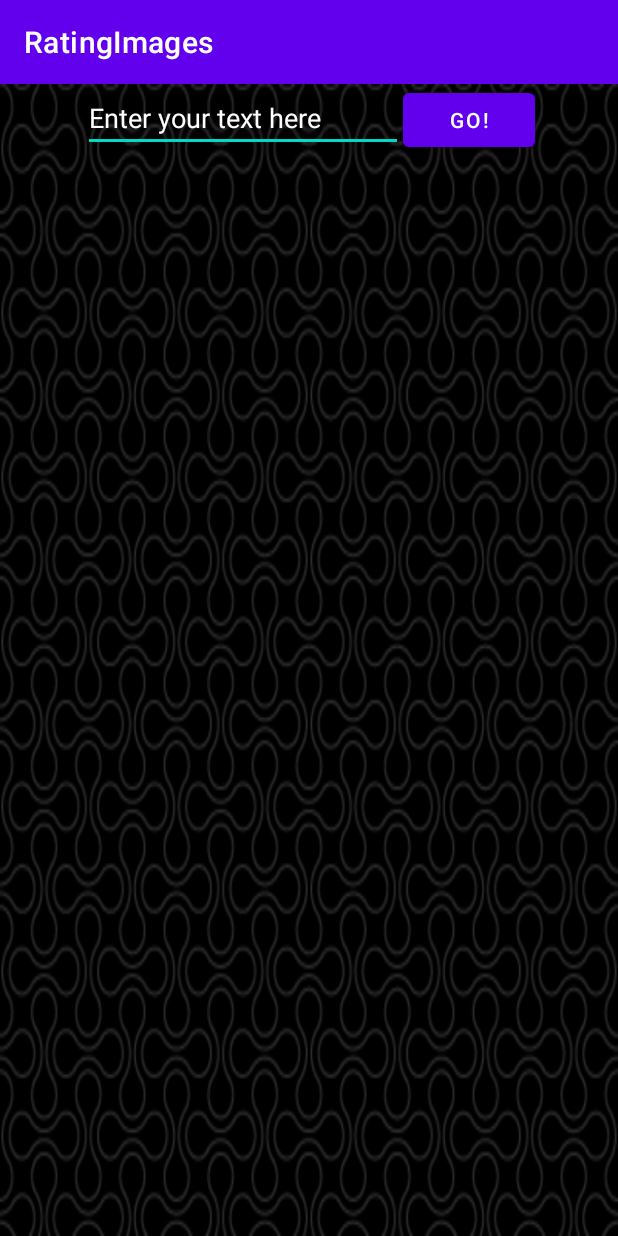
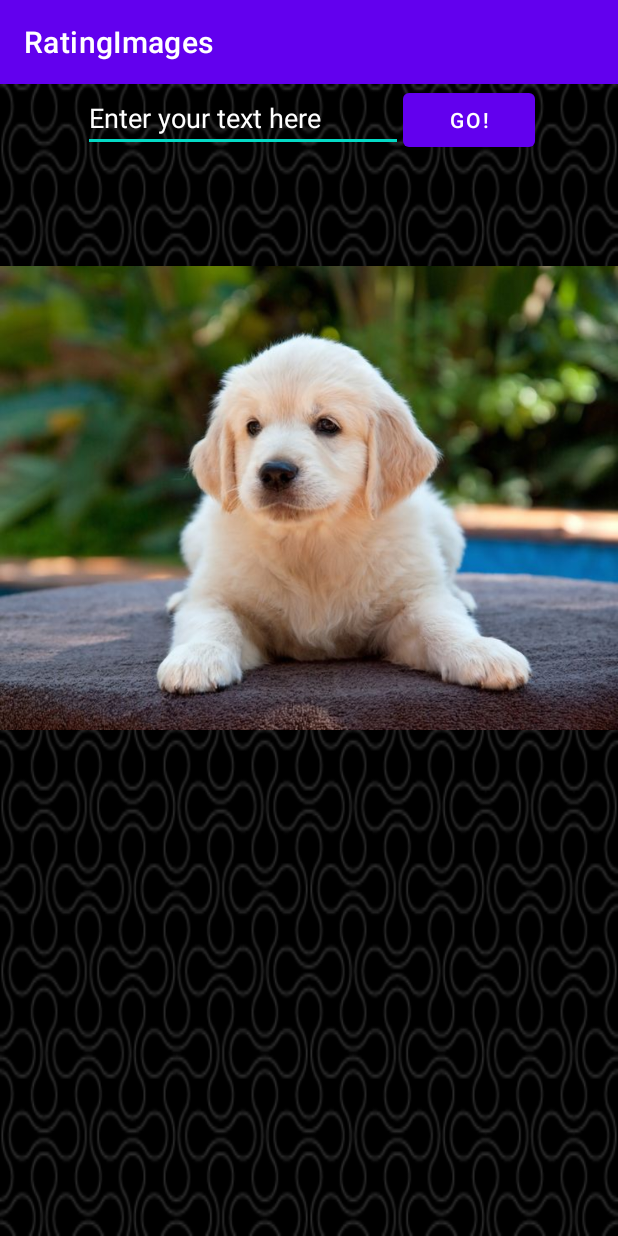
Before and after one commit to BrSTU-PO4-190333/6sem_RPOdMS, an Android app: the screen it shows after launch (MainActivity), on a phone screen of 412 x 824 dp. Run offline under Robolectric (Android 15) with nearby library versions, the phone set to English and light mode, and no system bars.

Commit message:
lab3/Galanin_Pavel : Added puppy img

```diff
--- a/lab3/gpi_src/gpi_rpodms6_lab3/app/src/main/res/layout/activity_main.xml
+++ b/lab3/gpi_src/gpi_rpodms6_lab3/app/src/main/res/layout/activity_main.xml
@@ -36,5 +36,21 @@
             android:layout_width="wrap_content"
             android:layout_height="wrap_content"
             android:text="@string/button_send" />
+
     </LinearLayout>
+
+    <FrameLayout
+        android:layout_width="match_parent"
+        android:layout_height="match_parent">
+
+        <ImageView
+            android:id="@+id/puppy"
+            android:layout_width="wrap_content"
+            android:layout_height="wrap_content"
+            android:contentDescription="@string/img_puppy_content_description"
+            app:srcCompat="@drawable/puppy">
+
+        </ImageView>
+    </FrameLayout>
+
 </androidx.constraintlayout.widget.ConstraintLayout>
--- a/lab3/gpi_src/gpi_rpodms6_lab3/app/src/main/res/values/strings.xml
+++ b/lab3/gpi_src/gpi_rpodms6_lab3/app/src/main/res/values/strings.xml
@@ -2,4 +2,5 @@
     <string name="app_name">RatingImages</string>
     <string name="edit_message">Enter your text here</string>
     <string name="button_send">Go!</string>
+    <string name="img_puppy_content_description">puppy img</string>
 </resources>
```
Also changed, not shown: lab3/gpi_src/gpi_rpodms6_lab3/app/src/main/res/drawable/puppy.jpg (added).
